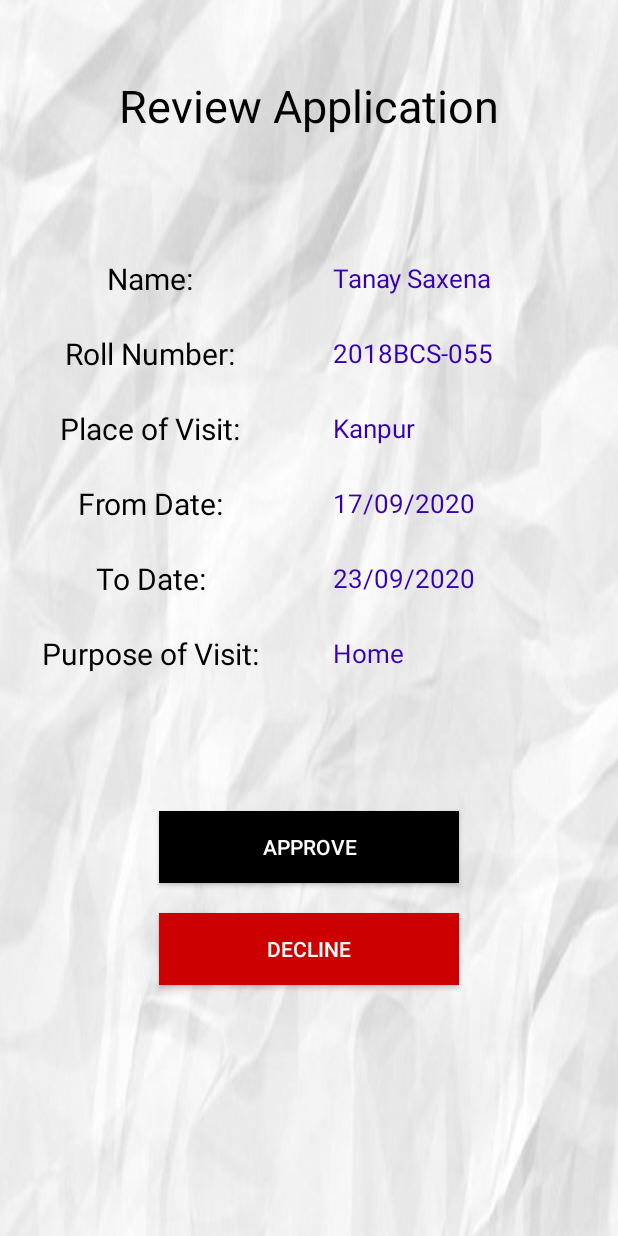
After one commit to thundercipher/Application-Authorizer, an Android app: the PendingApplicationsDisplayActivity screen opened directly, with no data from a screen before it, on a phone screen of 412 x 824 dp. The commit adds this screen. Run offline under Robolectric (Android 15) with nearby library versions, the phone set to English and light mode, and no system bars.

Commit message:
Added the link to PendingApplicationsDisplayActivity for Wardens

```diff
--- a/app/src/main/AndroidManifest.xml
+++ b/app/src/main/AndroidManifest.xml
@@ -9,7 +9,8 @@
         android:roundIcon="@mipmap/ic_launcher_round"
         android:supportsRtl="true"
         android:theme="@style/AppTheme">
-        <activity android:name=".WardenListActivity"></activity>
+        <activity android:name=".PendingApplicationsDisplayActivity"></activity>
+        <activity android:name=".WardenListActivity" />
         <activity android:name=".StudentProfileEditActivity" />
         <activity android:name=".StudentProfileActivity" />
         <activity android:name=".SecurityUserActivity" />
--- /dev/null
+++ b/app/src/main/java/com/tanay/thundercipher/leaveapplications/PendingApplicationsDisplayActivity.java
@@ -0,0 +1,71 @@
+package com.tanay.thundercipher.leaveapplications;
+
+import androidx.appcompat.app.AppCompatActivity;
+
+import android.content.Intent;
+import android.os.Bundle;
+import android.view.View;
+import android.widget.Button;
+import android.widget.TextView;
+
+public class PendingApplicationsDisplayActivity extends AppCompatActivity {
+
+    TextView tellNameTextView, tellRollNumberTextView, tellPlaceTextView, tellFromDateTextView, tellToDateTextView, tellPurposeTextView;
+    Button approveButton, declineButton;
+    String name, roll, fromDate, toDate, place, purpose, studentID, mode;
+
+    @Override
+    protected void onCreate(Bundle savedInstanceState) {
+        super.onCreate(savedInstanceState);
+        setContentView(R.layout.activity_pending_applications_display);
+
+        approveButton = (Button)findViewById(R.id.approveButton);
+        declineButton = (Button)findViewById(R.id.declineButton);
+        tellNameTextView  = (TextView)findViewById(R.id.tellNameTextView);
+        tellRollNumberTextView = (TextView)findViewById(R.id.tellRollNumberTextView);
+        tellFromDateTextView = (TextView)findViewById(R.id.tellFromDateTextView);
+        tellToDateTextView = (TextView)findViewById(R.id.tellToDateTextView);
+        tellPlaceTextView = (TextView)findViewById(R.id.tellPlaceTextView);
+        tellPurposeTextView = (TextView)findViewById(R.id.tellPurposeTextView);
+
+        Intent i = getIntent();
+        studentID = i.getStringExtra("Student ID");
+        mode = i.getStringExtra("Review Mode");
+
+        //write code to fetch info from the studentID and display it in the textViews
+
+        approveButton.setOnClickListener(new View.OnClickListener() {
+            @Override
+            public void onClick(View v)
+            {
+                //write code to approve the application and notify the student about it (i.e. change the value of the bool variable to true)
+                if(mode.equals("Warden"))
+                {
+                    //code
+                }
+
+                else if(mode.equals("Security"))
+                {
+                    //code
+                }
+            }
+        });
+
+        declineButton.setOnClickListener(new View.OnClickListener() {
+            @Override
+            public void onClick(View v)
+            {
+                //write code to decline the application and notify the student about it (i.e. don't change the value of the bool variable)
+                if(mode.equals("Warden"))
+                {
+                    //code
+                }
+
+                else if(mode.equals("Security"))
+                {
+                    //code
+                }
+            }
+        });
+    }
+}
--- a/app/src/main/java/com/tanay/thundercipher/leaveapplications/StudentUserActivity.java
+++ b/app/src/main/java/com/tanay/thundercipher/leaveapplications/StudentUserActivity.java
@@ -53,7 +53,7 @@ public class StudentUserActivity extends AppCompatActivity {
 
     public void fileApplication(String applicationName, String applicationRoll,
                                 String applicationFrom, String applicationTo,
-                                String applicationPlace, String applicationPurpose,
+                                String applicationPlace, String applicationPurpose, String studentID,
                                 boolean wardenApproval, boolean securityApproval)
     {
         //code to file the application
@@ -65,6 +65,7 @@ public class StudentUserActivity extends AppCompatActivity {
         applicationData.put("To Date", applicationTo);
         applicationData.put("Place", applicationPlace);
         applicationData.put("Purpose", applicationPurpose);
+        applicationData.put("Student ID", studentID);
         applicationData.put("Warden Approval", wardenApproval);
         applicationData.put("Security Approval", securityApproval);
 
@@ -220,7 +221,7 @@ public class StudentUserActivity extends AppCompatActivity {
                         fileApplicationToDateTextView.getText().toString(),
                         fileApplicationPlaceEditText.getText().toString(),
                         fileApplicationPurposeEditText.getText().toString(),
-                        false, false);
+                        userID, false, false);
             }
         });
 
--- /dev/null
+++ b/app/src/main/res/layout/activity_pending_applications_display.xml
@@ -0,0 +1,187 @@
+<?xml version="1.0" encoding="utf-8"?>
+
+<androidx.constraintlayout.widget.ConstraintLayout xmlns:android="http://schemas.android.com/apk/res/android"
+    xmlns:app="http://schemas.android.com/apk/res-auto"
+    xmlns:tools="http://schemas.android.com/tools"
+    android:layout_width="match_parent"
+    android:layout_height="match_parent"
+    android:background="@drawable/paperbg"
+    tools:context=".PendingApplicationsDisplayActivity">
+
+    <TextView
+        android:id="@+id/reviewTitleTextView"
+        android:layout_width="wrap_content"
+        android:layout_height="wrap_content"
+        android:layout_marginTop="50dp"
+        android:text="Review Application"
+        android:textColor="@android:color/black"
+        android:textSize="30sp"
+        app:layout_constraintEnd_toEndOf="parent"
+        app:layout_constraintHorizontal_bias="0.5"
+        app:layout_constraintStart_toStartOf="parent"
+        app:layout_constraintTop_toTopOf="parent" />
+
+    <LinearLayout
+        android:id="@+id/leftLinearLayout"
+        android:layout_width="200dp"
+        android:layout_height="300dp"
+        android:layout_marginTop="70dp"
+        android:orientation="vertical"
+        app:layout_constraintStart_toStartOf="parent"
+        app:layout_constraintTop_toBottomOf="@+id/reviewTitleTextView">
+
+        <TextView
+            android:id="@+id/askNameTextView"
+            android:layout_width="match_parent"
+            android:layout_height="50dp"
+            android:gravity="center_vertical|center_horizontal"
+            android:text="Name:"
+            android:textColor="@android:color/black"
+            android:textSize="20sp" />
+
+        <TextView
+            android:id="@+id/askRollNumberTextView"
+            android:layout_width="match_parent"
+            android:layout_height="50dp"
+            android:gravity="center_vertical|center_horizontal"
+            android:text="Roll Number:"
+            android:textColor="@android:color/black"
+            android:textSize="20sp" />
+
+        <TextView
+            android:id="@+id/askPlaceTextView"
+            android:layout_width="match_parent"
+            android:layout_height="50dp"
+            android:gravity="center_vertical|center_horizontal"
+            android:text="Place of Visit:"
+            android:textColor="@android:color/black"
+            android:textSize="20sp" />
+
+        <TextView
+            android:id="@+id/askFromDateTextView"
+            android:layout_width="match_parent"
+            android:layout_height="50dp"
+            android:gravity="center_vertical|center_horizontal"
+            android:text="From Date:"
+            android:textColor="@android:color/black"
+            android:textSize="20sp" />
+
+        <TextView
+            android:id="@+id/askToDateTextView"
+            android:layout_width="match_parent"
+            android:layout_height="50dp"
+            android:gravity="center_vertical|center_horizontal"
+            android:text="To Date:"
+            android:textColor="@android:color/black"
+            android:textSize="20sp" />
+
+        <TextView
+            android:id="@+id/askPurposeTextView"
+            android:layout_width="match_parent"
+            android:layout_height="50dp"
+            android:gravity="center_vertical|center_horizontal"
+            android:text="Purpose of Visit:"
+            android:textColor="@android:color/black"
+            android:textSize="20sp" />
+
+    </LinearLayout>
+
+    <LinearLayout
+        android:id="@+id/rightLinearLayout"
+        android:layout_width="200dp"
+        android:layout_height="300dp"
+        android:layout_marginTop="70dp"
+        android:orientation="vertical"
+        app:layout_constraintEnd_toEndOf="parent"
+        app:layout_constraintTop_toBottomOf="@+id/reviewTitleTextView">
+
+        <TextView
+            android:id="@+id/tellNameTextView"
+            android:layout_width="match_parent"
+            android:layout_height="50dp"
+            android:gravity="center_vertical|start"
+            android:paddingLeft="10dp"
+            android:text="Tanay Saxena"
+            android:textColor="@color/colorPrimaryDark"
+            android:textSize="17sp" />
+
+        <TextView
+            android:id="@+id/tellRollNumberTextView"
+            android:layout_width="match_parent"
+            android:layout_height="50dp"
+            android:gravity="center_vertical|start"
+            android:paddingLeft="10dp"
+            android:text="2018BCS-055"
+            android:textColor="@color/colorPrimaryDark"
+            android:textSize="17sp" />
+
+        <TextView
+            android:id="@+id/tellPlaceTextView"
+            android:layout_width="match_parent"
+            android:layout_height="50dp"
+            android:gravity="center_vertical|start"
+            android:paddingLeft="10dp"
+            android:text="Kanpur"
+            android:textColor="@color/colorPrimaryDark"
+            android:textSize="17sp" />
+
+        <TextView
+            android:id="@+id/tellFromDateTextView"
+            android:layout_width="match_parent"
+            android:layout_height="50dp"
+            android:gravity="center_vertical|start"
+            android:paddingLeft="10dp"
+            android:text="17/09/2020"
+            android:textColor="@color/colorPrimaryDark"
+            android:textSize="17sp">></TextView>
+
+        <TextView
+            android:id="@+id/tellToDateTextView"
+            android:layout_width="match_parent"
+            android:layout_height="50dp"
+            android:gravity="center_vertical|start"
+            android:paddingLeft="10dp"
+            android:text="23/09/2020"
+            android:textColor="@color/colorPrimaryDark"
+            android:textSize="17sp">></TextView>
+
+        <TextView
+            android:id="@+id/tellPurposeTextView"
+            android:layout_width="match_parent"
+            android:layout_height="50dp"
+            android:gravity="center_vertical|start"
+            android:paddingLeft="10dp"
+            android:text="Home"
+            android:textColor="@color/colorPrimaryDark"
+            android:textSize="17sp">>
+        </TextView>
+
+    </LinearLayout>
+
+    <Button
+        android:id="@+id/approveButton"
+        android:layout_width="200dp"
+        android:layout_height="wrap_content"
+        android:layout_marginTop="80dp"
+        android:text="Approve"
+        android:textColor="@android:color/white"
+        android:background="@android:color/black"
+        app:layout_constraintEnd_toEndOf="parent"
+        app:layout_constraintHorizontal_bias="0.5"
+        app:layout_constraintStart_toStartOf="parent"
+        app:layout_constraintTop_toBottomOf="@+id/rightLinearLayout" />
+
+    <Button
+        android:id="@+id/declineButton"
+        android:layout_width="200dp"
+        android:layout_height="wrap_content"
+        android:layout_marginTop="20dp"
+        android:text="Decline"
+        android:textColor="@android:color/white"
+        android:background="@android:color/holo_red_dark"
+        app:layout_constraintEnd_toEndOf="parent"
+        app:layout_constraintHorizontal_bias="0.5"
+        app:layout_constraintStart_toStartOf="parent"
+        app:layout_constraintTop_toBottomOf="@+id/approveButton" />
+
+</androidx.constraintlayout.widget.ConstraintLayout>
```
Also changed, not shown: app/src/main/java/com/tanay/thundercipher/leaveapplications/PendingApplicationsRecyclerAdapter.java (added, +92 -0 lines), app/src/main/java/com/tanay/thundercipher/leaveapplications/WardenUserActivity.java (+37 -0 lines), app/src/main/res/layout/activity_warden_user.xml (+9 -2 lines), app/src/main/res/layout/pending_request_layout.xml (added, +40 -0 lines).
